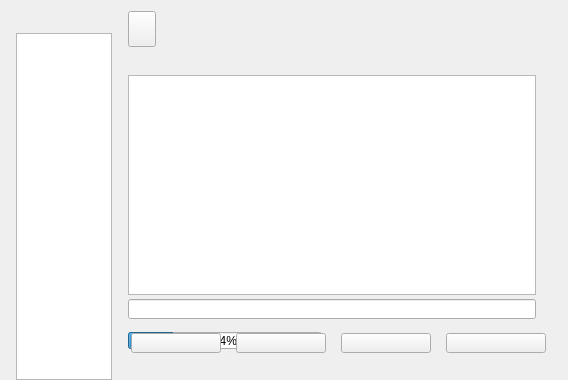
UbuntuKylin/kylin-software-center, file ui/confw.ui: the form before one commit.
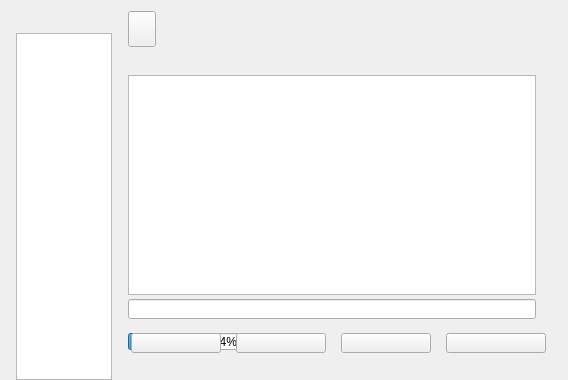
The form after the commit.

```diff
--- a/ui/confw.ui
+++ b/ui/confw.ui
@@ -130,9 +130,9 @@
      <property name="geometry">
       <rect>
        <x>250</x>
-       <y>3</y>
-       <width>18</width>
-       <height>18</height>
+       <y>6</y>
+       <width>13</width>
+       <height>13</height>
       </rect>
      </property>
      <property name="text">
@@ -143,7 +143,7 @@
      <property name="geometry">
       <rect>
        <x>0</x>
-       <y>2</y>
+       <y>3</y>
        <width>194</width>
        <height>17</height>
       </rect>
```
Left out of the diff: 1 changed line with no effect on the pictures.
